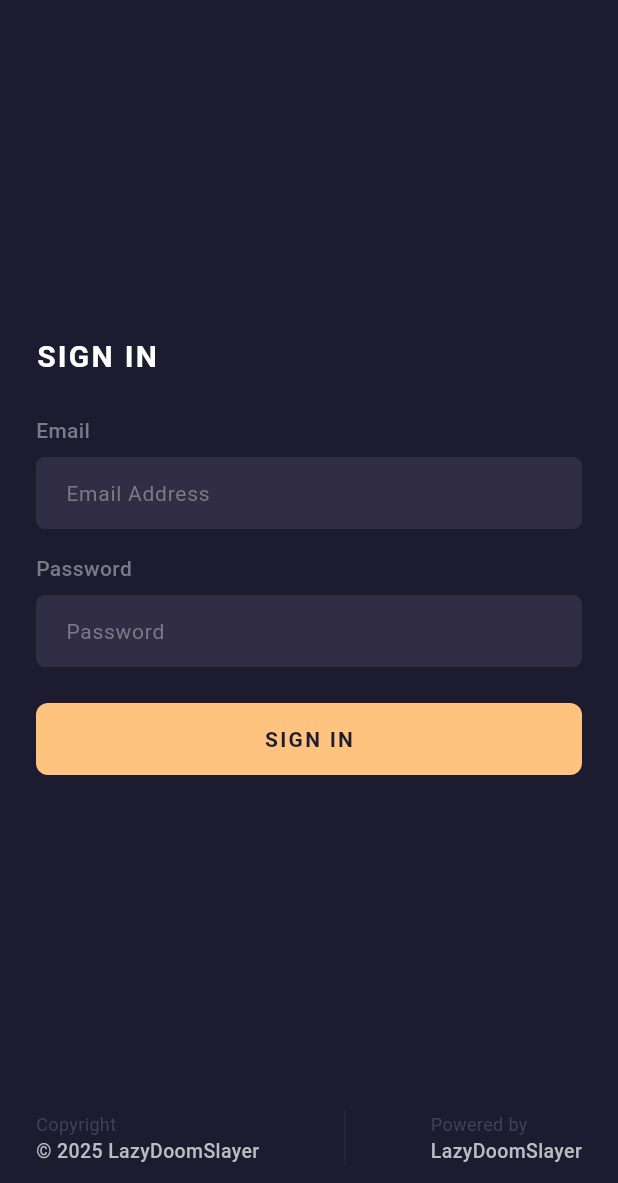
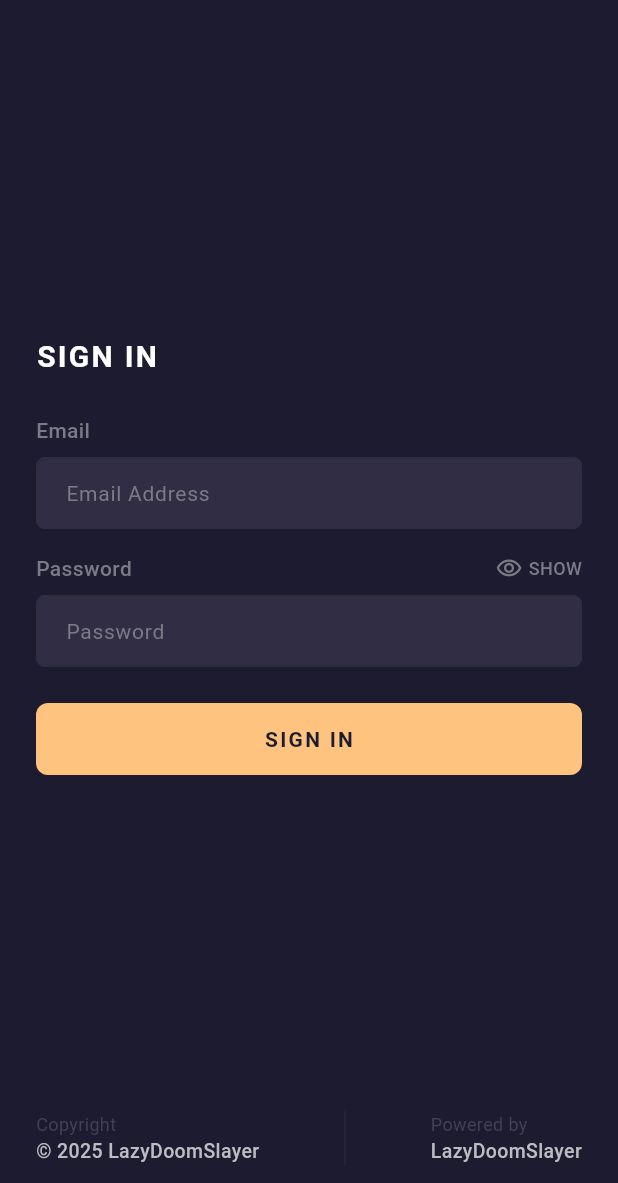
Before and after one commit to LazyDoomSlayer/flutter-amplify-auth-starter, a Flutter app: the screen it shows after launch, on a phone screen of 412 x 824 dp, the part 53-1236 px from its top. Run offline on Flutter 3.47's test engine with Material 3 defaults, Android fonts, the light colour scheme and no system bars; missing offline and left inert: amplify_auth_cognito, amplify_flutter.

Commit message:
feat(features): Add obscure toggling for password.

```diff
--- a/lib/features/auth/login/login_form.dart
+++ b/lib/features/auth/login/login_form.dart
@@ -14,6 +14,14 @@ class _LoginFormState extends State<LoginForm> {
 
   final TextEditingController _emailController = TextEditingController();
   final TextEditingController _passwordController = TextEditingController();
+
+  bool _obscurePassword = true;
+
+  void _togglePasswordVisibility() {
+    setState(() {
+      _obscurePassword = !_obscurePassword;
+    });
+  }
 
   @override
   void dispose() {
@@ -37,7 +45,7 @@ class _LoginFormState extends State<LoginForm> {
       child: Form(
         key: _formKey,
         child: Column(
-          crossAxisAlignment: CrossAxisAlignment.start, // left-align labels
+          crossAxisAlignment: CrossAxisAlignment.start,
           mainAxisSize: MainAxisSize.min,
           children: [
             // Header
@@ -77,7 +85,10 @@ class _LoginFormState extends State<LoginForm> {
 
             const SizedBox(height: 16),
 
-            // Password label
+            // Password label with toggle
+            Row(
+              mainAxisAlignment: MainAxisAlignment.spaceBetween,
+              children: [
                 const Text(
                   'Password',
                   style: TextStyle(
@@ -86,18 +97,37 @@ class _LoginFormState extends State<LoginForm> {
                     fontWeight: FontWeight.w500,
                   ),
                 ),
+                InkWell(
+                  onTap: _togglePasswordVisibility,
+                  child: Row(
+                    children: [
+                      Icon(
+                        _obscurePassword
+                            ? Icons.visibility_outlined
+                            : Icons.visibility_off_outlined,
+                        color: DarkColors.paragraph2Text,
+                        size: 18,
+                      ),
+                      const SizedBox(width: 4),
+                      Text(
+                        _obscurePassword ? 'SHOW' : 'HIDE',
+                        style: const TextStyle(
+                          color: DarkColors.paragraph2Text,
+                          fontSize: 12,
+                          fontWeight: FontWeight.w500,
+                        ),
+                      ),
+                    ],
+                  ),
+                ),
+              ],
+            ),
             const SizedBox(height: 8),
 
             AppTextField(
               label: 'Password',
               controller: _passwordController,
-              obscureText: true,
-              validator: (value) {
-                if (value == null || value.isEmpty) {
-                  return 'Please enter your password';
-                }
-                return null;
-              },
+              obscureText: _obscurePassword,
             ),
 
             const SizedBox(height: 24),
```
Lines whose indentation alone changed are shown as unchanged.
